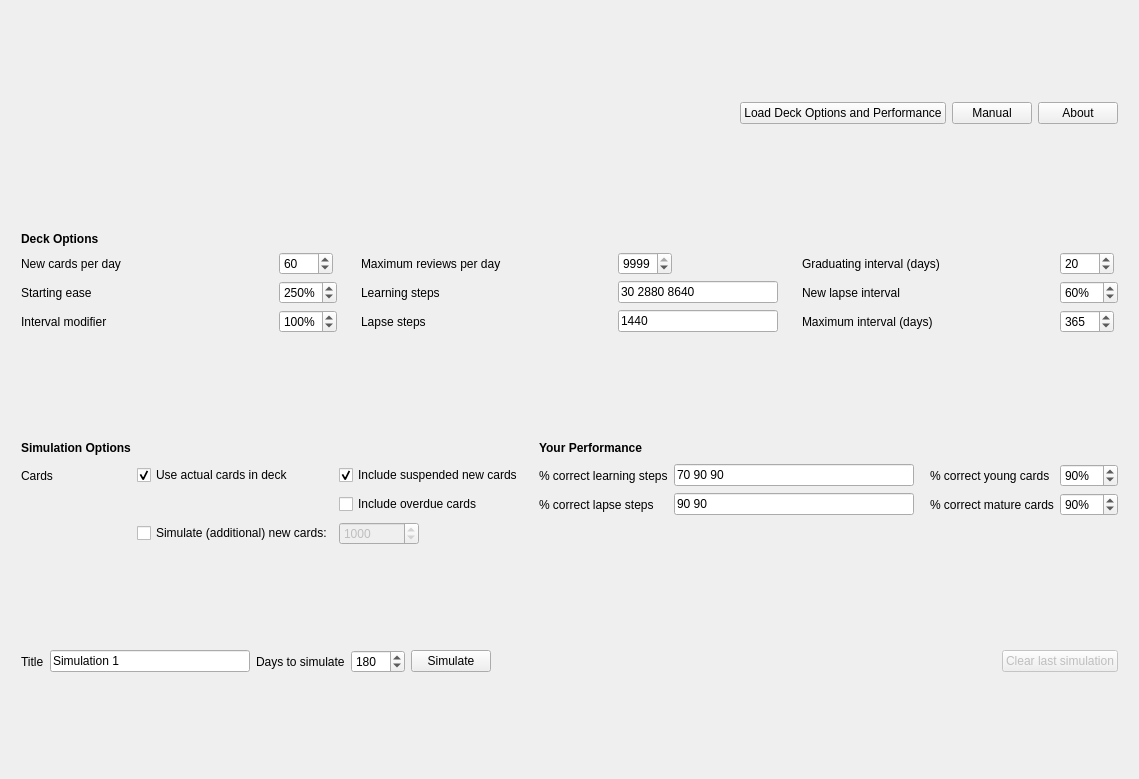
giovannihenriksen/Anki-Simulator, file designer/anki_simulator_dialog.ui: the form before one commit.
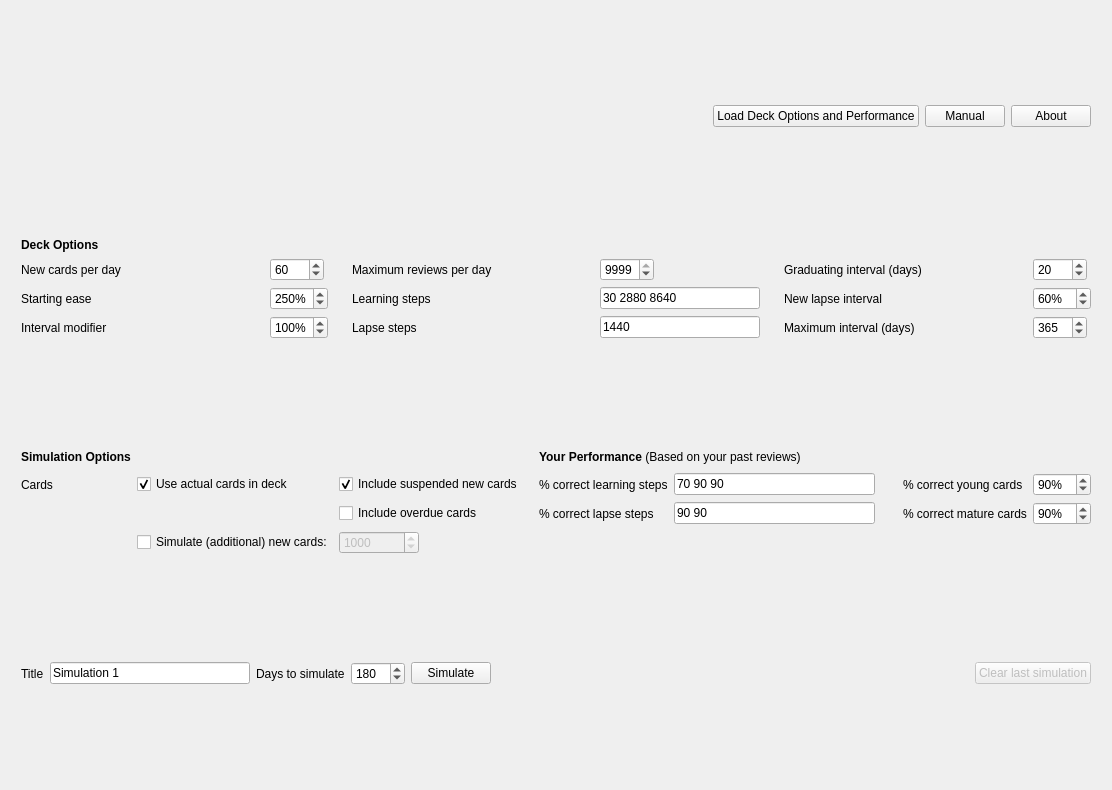
The form after the commit.

Commit message: Add '(Based on your past reviews)' to performance section

```diff
--- a/designer/anki_simulator_dialog.ui
+++ b/designer/anki_simulator_dialog.ui
@@ -6,8 +6,8 @@
    <rect>
     <x>0</x>
     <y>0</y>
-    <width>1139</width>
-    <height>779</height>
+    <width>1112</width>
+    <height>790</height>
    </rect>
   </property>
   <property name="windowTitle">
@@ -493,13 +493,6 @@
         </property>
        </spacer>
       </item>
-      <item row="0" column="5">
-       <widget class="QLabel" name="label_5">
-        <property name="text">
-         <string>&lt;b&gt;Your Performance&lt;/b&gt;</string>
-        </property>
-       </widget>
-      </item>
       <item row="0" column="4">
        <spacer name="horizontalSpacer_4">
         <property name="orientation">
@@ -665,6 +658,19 @@
         </property>
        </widget>
       </item>
+      <item row="0" column="5" colspan="6">
+       <widget class="QLabel" name="label_5">
+        <property name="sizePolicy">
+         <sizepolicy hsizetype="Maximum" vsizetype="Preferred">
+          <horstretch>0</horstretch>
+          <verstretch>0</verstretch>
+         </sizepolicy>
+        </property>
+        <property name="text">
+         <string>&lt;html&gt;&lt;head/&gt;&lt;body&gt;&lt;p&gt;&lt;span style=&quot; font-weight:600;&quot;&gt;Your Performance &lt;/span&gt;(Based on your past reviews)&lt;/p&gt;&lt;/body&gt;&lt;/html&gt;</string>
+        </property>
+       </widget>
+      </item>
      </layout>
     </widget>
    </item>
```
